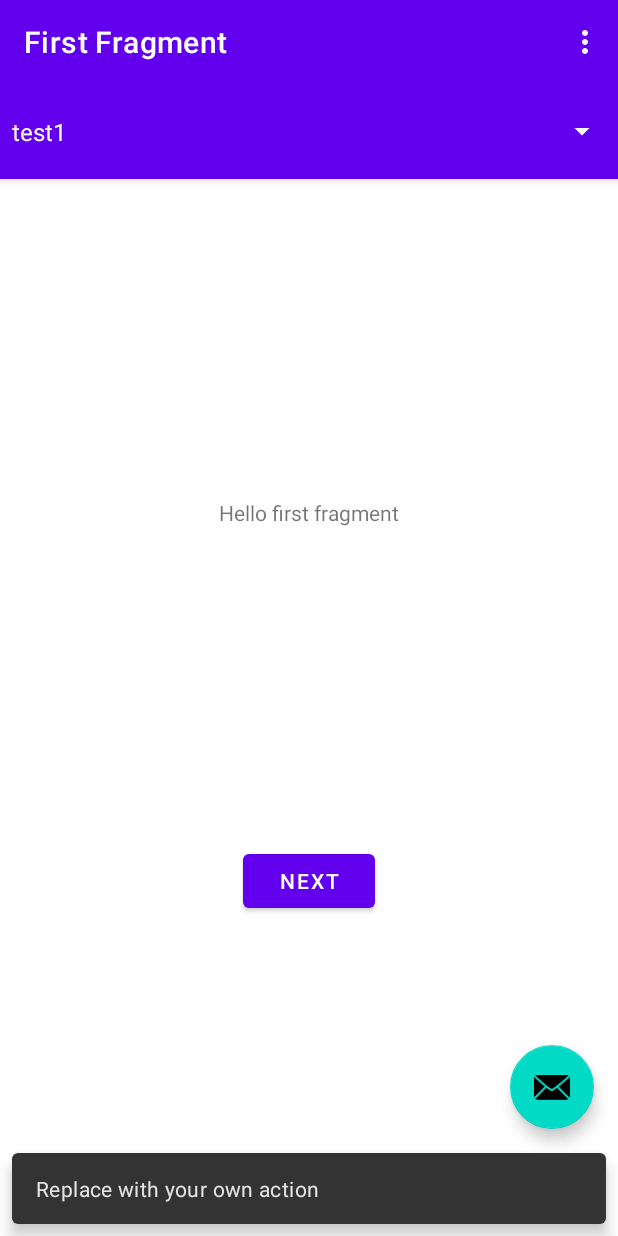
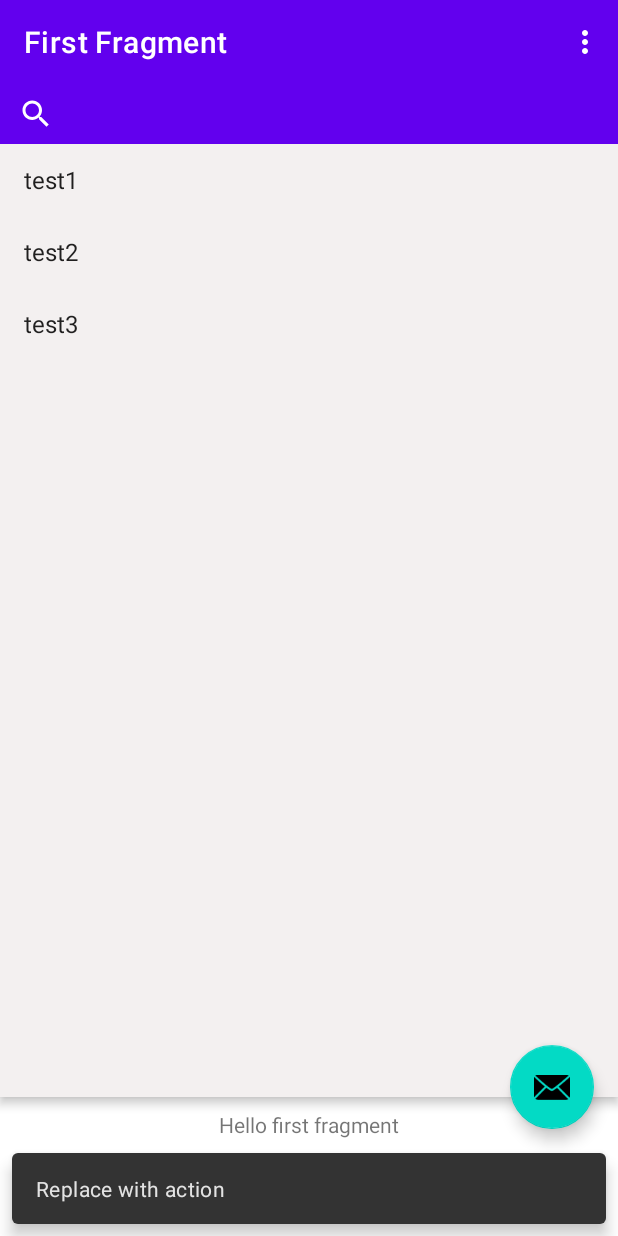
Before and after one commit to PearInJurassic/AdvancedSoftTesting, an Android app: the screen it shows after launch (MainActivity), after a tap on an icon or button, on a phone screen of 412 x 824 dp. Run offline under Robolectric (Android 15) with nearby library versions, the phone set to English and light mode, and no system bars; our stand-ins replace navigation-ui.

Commit message:
change spinner to searchView

```diff
--- a/app/src/main/java/com/example/myapplication/MainActivity.java
+++ b/app/src/main/java/com/example/myapplication/MainActivity.java
@@ -6,6 +6,8 @@ import com.google.android.material.snackbar.Snackbar;
 
 import androidx.appcompat.app.AppCompatActivity;
 
+import android.text.TextUtils;
+import android.util.Log;
 import android.view.View;
 
 import androidx.navigation.NavController;
@@ -17,11 +19,17 @@ import com.example.myapplication.databinding.ActivityMainBinding;
 
 import android.view.Menu;
 import android.view.MenuItem;
+import android.widget.ArrayAdapter;
+import android.widget.ListView;
+import android.widget.SearchView;
 
 public class MainActivity extends AppCompatActivity {
 
     private AppBarConfiguration appBarConfiguration;
     private ActivityMainBinding binding;
+
+    String [] searchItems;
+    ArrayAdapter<String> stringArrayAdapter;
 
     @Override
     protected void onCreate(Bundle savedInstanceState) {
@@ -33,13 +41,36 @@ public class MainActivity extends AppCompatActivity {
         setSupportActionBar(binding.toolbar);
 
         NavController navController = Navigation.findNavController(this, R.id.nav_host_fragment_content_main);
+        // SearchView
+        binding.searchBar.setOnQueryTextListener(new SearchView.OnQueryTextListener() {
+            @Override
+            public boolean onQueryTextSubmit(String query) {
+                return false;
+            }
+
+            @Override
+            public boolean onQueryTextChange(String newText) {
+                if (!TextUtils.isEmpty(newText)) {
+                    binding.searchListView.setFilterText(newText);
+                } else {
+                    binding.searchListView.clearTextFilter();
+                }
+                return false;
+            }
+        });
+        // ListView
+        searchItems = getResources().getStringArray(R.array.testValues);
+        stringArrayAdapter = new ArrayAdapter<String>(this, android.R.layout.simple_list_item_1, searchItems);
+        binding.searchListView.setAdapter(stringArrayAdapter);
+        binding.searchListView.setTextFilterEnabled(true);
+        // Bar
         appBarConfiguration = new AppBarConfiguration.Builder(navController.getGraph()).build();
         NavigationUI.setupActionBarWithNavController(this, navController, appBarConfiguration);
 
         binding.fab.setOnClickListener(new View.OnClickListener() {
             @Override
             public void onClick(View view) {
-                Snackbar.make(view, "Replace with your own action", Snackbar.LENGTH_LONG)
+                Snackbar.make(view, "Replace with action", Snackbar.LENGTH_LONG)
                         .setAction("Action", null).show();
             }
         });
--- a/app/src/main/res/layout/activity_main.xml
+++ b/app/src/main/res/layout/activity_main.xml
@@ -7,6 +7,7 @@
     tools:context=".MainActivity">
 
     <com.google.android.material.appbar.AppBarLayout
+        android:id="@+id/appBarLayout"
         android:layout_width="match_parent"
         android:layout_height="wrap_content"
         android:theme="@style/Theme.MyApplication.AppBarOverlay">
@@ -18,11 +19,20 @@
             android:background="?attr/colorPrimary"
             app:popupTheme="@style/Theme.MyApplication.PopupOverlay" />
 
-        <Spinner
-            android:id="@+id/spinner"
+        <SearchView
+            android:id="@+id/searchBar"
             android:layout_width="match_parent"
-            android:layout_height="63dp"
-            android:entries="@array/testValues"
+            android:layout_height="40dp"
+            android:queryHint="text here"
+            android:visibility="visible">
+        </SearchView>
+
+        <ListView
+            android:id="@+id/searchListView"
+            style="@style/Widget.AppCompat.Light.ListView.DropDown"
+            android:layout_width="match_parent"
+            android:layout_height="635dp"
+            android:background="#F3F0F0"
             android:visibility="visible" />
 
     </com.google.android.material.appbar.AppBarLayout>
```
